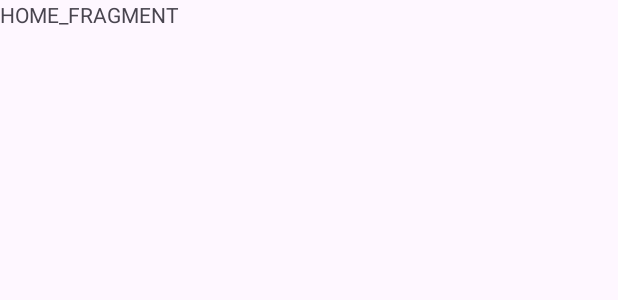
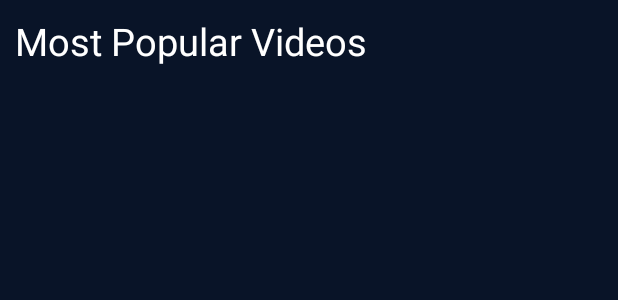
Before and after one commit to 1o1Project/1o1tube, an Android app: the layout fragment_home.xml on its own in the app's theme, with its tools: preview values and no code run, on a phone screen of 412 x 824 dp. Shown: the top 300 px of the screen. Run offline under Robolectric (Android 15) with nearby library versions, the phone set to English and light mode, and no system bars; network calls fail.

Commit message:
[DESIGN] : 🎨 HomeFragment 레이아웃 구성중

```diff
--- a/app/build.gradle
+++ b/app/build.gradle
@@ -2,6 +2,7 @@ plugins {
     id 'com.android.application'
     id 'org.jetbrains.kotlin.android'
     id 'kotlin-parcelize'
+    id 'kotlin-android'
 }
 
 android {
--- a/app/src/main/java/com/example/loltube/ui/activity/MainActivity.kt
+++ b/app/src/main/java/com/example/loltube/ui/activity/MainActivity.kt
@@ -26,7 +26,7 @@ class MainActivity : AppCompatActivity() {
 
     private fun initView() {
         transaction = fragmentManager.beginTransaction()
-        transaction.add(R.id.main_fragment_frame, MainFragment())
+        transaction.add(R.id.main_fragment_frame, MainFragment()) // add하면 계속 생성이 되는거 아닌가? replace가 바람직한지 물어보자.
         transaction.commit()
 
         lifecycleScope.launch {
--- a/app/src/main/java/com/example/loltube/ui/adapter/ViewPagerFragmentAdapter.kt
+++ b/app/src/main/java/com/example/loltube/ui/adapter/ViewPagerFragmentAdapter.kt
@@ -3,7 +3,7 @@ package com.example.loltube.ui.adapter
 import androidx.fragment.app.Fragment
 import androidx.fragment.app.FragmentActivity
 import androidx.viewpager2.adapter.FragmentStateAdapter
-import com.example.loltube.ui.fragment.HomeFragment
+import com.example.loltube.ui.fragment.Home.HomeFragment
 import com.example.loltube.ui.fragment.MyVideoFragment
 import com.example.loltube.ui.fragment.SearchFragment
 
--- a/app/src/main/res/layout/fragment_home.xml
+++ b/app/src/main/res/layout/fragment_home.xml
@@ -4,14 +4,32 @@
     xmlns:tools="http://schemas.android.com/tools"
     android:layout_width="match_parent"
     android:layout_height="match_parent"
+    android:background="@color/dark_blue"
     android:orientation="vertical">
 
 
     <TextView
-        android:id="@+id/textView"
+        android:id="@+id/tv_most_popular_videos"
         android:layout_width="wrap_content"
         android:layout_height="wrap_content"
+        android:layout_marginTop="10dp"
+        android:layout_marginStart="10dp"
+        android:textSize="25sp"
+        android:textColor="@color/white"
+        android:text="@string/home_most_popular_videos"
         app:layout_constraintStart_toStartOf="parent"
         app:layout_constraintTop_toTopOf="parent"
-        android:text="HOME_FRAGMENT" />
+        />
+
+    <androidx.recyclerview.widget.RecyclerView
+        android:id="@+id/recycler_view"
+        android:layout_width="0dp"
+        android:layout_height="0dp"
+        android:layout_marginHorizontal="10dp"
+        app:layout_constraintBottom_toBottomOf="parent"
+        app:layout_constraintEnd_toEndOf="parent"
+        app:layout_constraintStart_toStartOf="parent"
+        app:layout_constraintTop_toBottomOf="@+id/tv_most_popular_videos" />
+
+
 </androidx.constraintlayout.widget.ConstraintLayout>
--- a/app/src/main/res/values/colors.xml
+++ b/app/src/main/res/values/colors.xml
@@ -3,6 +3,8 @@
     <color name="black">#FF000000</color>
     <color name="white">#FFFFFFFF</color>
     <color name="blue">#005A82</color>
+    <color name="dark_blue">#091428</color>
     <color name="dark_grey">#3C3C41</color>
     <color name="yellow">#C89B3C</color>
+
 </resources>
--- a/app/src/main/res/values/strings.xml
+++ b/app/src/main/res/values/strings.xml
@@ -3,4 +3,6 @@
     <!-- TODO: Remove or change this placeholder text -->
     <string name="hello_blank_fragment">Hello blank fragment</string>
     <string name="toolbar_text">1o1Tube</string>
+    <string name="home_title">영상 제목</string>
+    <string name="home_most_popular_videos">Most Popular Videos</string>
 </resources>
```
Also changed, not shown: app/src/main/java/com/example/loltube/ui/adapter/HomeAdapter.kt (added, +58 -0 lines), app/src/main/java/com/example/loltube/ui/fragment/Home/HomeFragment.kt (added, +77 -0 lines), app/src/main/java/com/example/loltube/ui/fragment/Home/HomeModel.kt (added, +11 -0 lines), app/src/main/java/com/example/loltube/ui/fragment/Home/HomeViewModel.kt (added, +38 -0 lines), app/src/main/java/com/example/loltube/ui/fragment/HomeFragment.kt (deleted, +0 -37 lines), app/src/main/res/layout/home_item.xml (added, +30 -0 lines).
